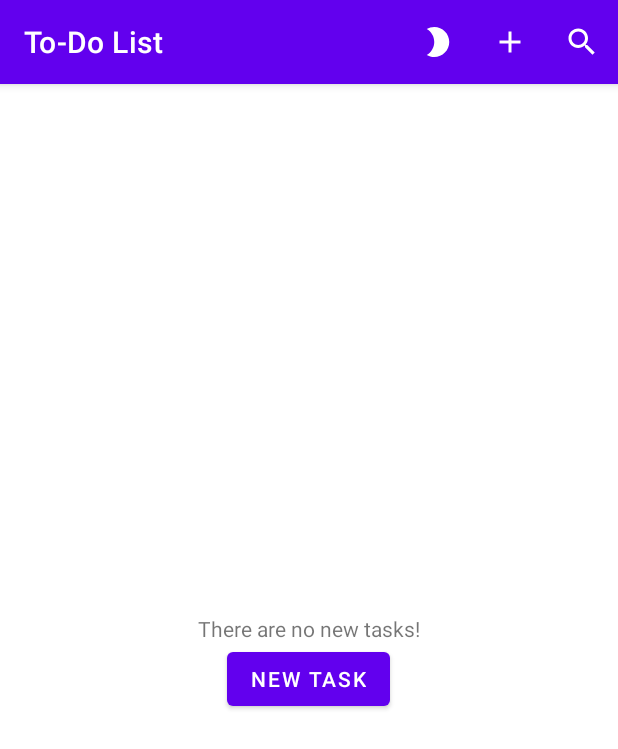
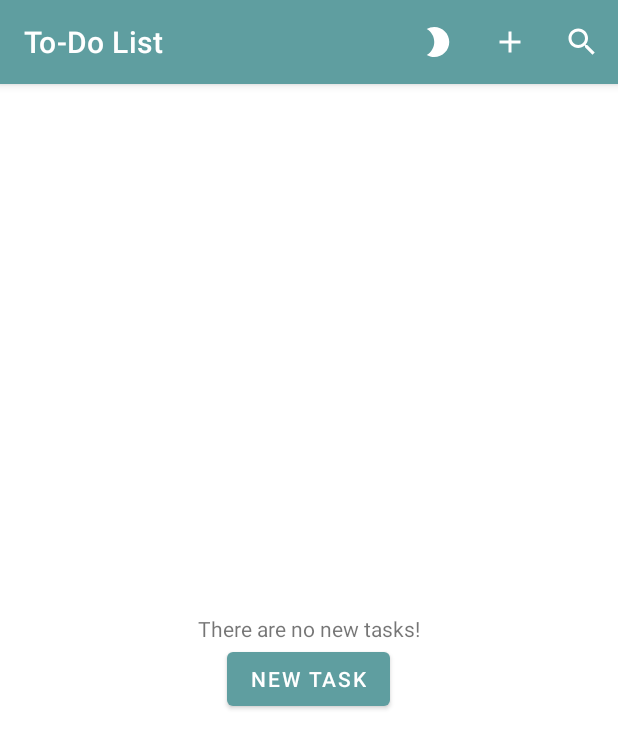
Before and after one commit to mbui2003/CS4750-Team25-FinalProject, an Android app: the screen it shows after launch (MainActivity), on a phone screen of 412 x 824 dp. Shown: the top 749 px of the screen. Run offline under Robolectric (Android 15) with nearby library versions, the phone set to English and light mode, and no system bars; our stand-ins replace Room's generated code.

Commit message:
Update colors.xml

```diff
--- a/app/src/main/res/values/colors.xml
+++ b/app/src/main/res/values/colors.xml
@@ -1,8 +1,8 @@
 <?xml version="1.0" encoding="utf-8"?>
 <resources>
     <color name="purple_200">#FFBB86FC</color>
-    <color name="purple_500">#FF6200EE</color>
-    <color name="purple_700">#FF3700B3</color>
+    <color name="purple_500">#5f9ea0</color>
+    <color name="purple_700">#317873</color>
     <color name="teal_200">#FF03DAC5</color>
     <color name="teal_700">#FF018786</color>
     <color name="black">#FF000000</color>
```
